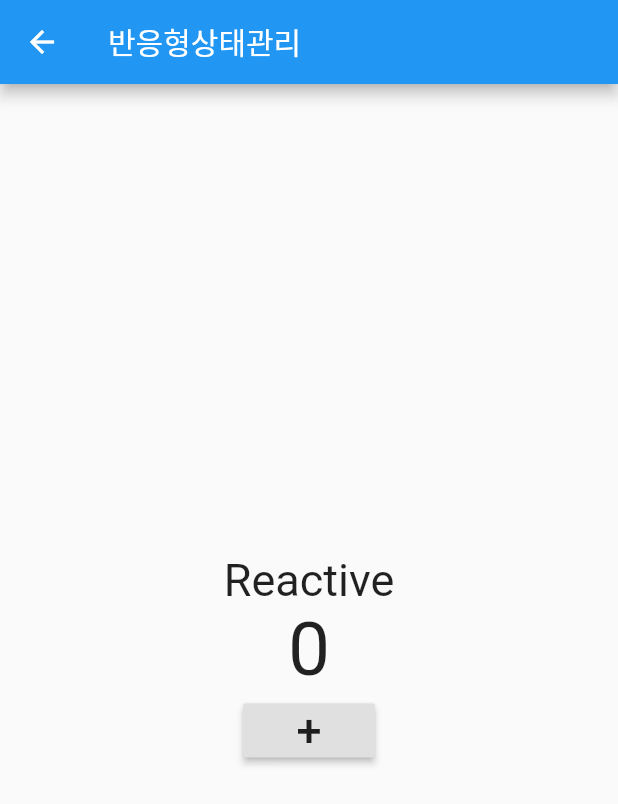
After one commit to s11verz/flutter_getX, a Flutter app: the screen it shows after launch, after a tap on "반응형상태관리", on a phone screen of 412 x 824 dp. The commit adds this screen. Shown: the top 804 px of the screen. Run offline on Flutter 3.47's test engine with Material 2 defaults, Android fonts, the phone set to English and light mode, and no system bars; our stand-ins replace get.

Commit message:
종속성 관리

```diff
--- /dev/null
+++ b/lib/src/controller/count_controller_with_reactive.dart
@@ -0,0 +1,9 @@
+import 'package:flutter/material.dart';
+import 'package:get/get.dart';
+
+class CountControllerWithReactive{
+  RxInt count=0.obs;
+  void increase(){
+    count++;
+  }
+}
--- a/lib/src/home.dart
+++ b/lib/src/home.dart
@@ -1,6 +1,7 @@
 // ignore_for_file: prefer_const_constructors
 import 'package:flutter/material.dart';
 import 'package:flutter_getx/src/pages/normal/first.dart';
+import 'package:flutter_getx/src/pages/reactive_state_manage_page.dart';
 import 'package:flutter_getx/src/pages/simple_state_manage_page.dart';
 import 'package:get/get.dart';
 
@@ -47,6 +48,12 @@ class Home extends StatelessWidget {
                 Get.to(SimpleStateManagePage());
               },
               child: Text('단순상태관리'),
+            ),
+            RaisedButton(
+              onPressed: () {
+                Get.to(ReactiveStateManagePage());
+              },
+              child: Text('반응형상태관리'),
             )
           ],
         ),
--- /dev/null
+++ b/lib/src/pages/reactive_state_manage_page.dart
@@ -0,0 +1,50 @@
+// ignore_for_file: prefer_const_constructors
+import 'package:flutter/material.dart';
+import 'package:flutter_getx/src/controller/count_controller_with_getx.dart';
+import 'package:flutter_getx/src/controller/count_controller_with_provider.dart';
+import 'package:flutter_getx/src/controller/count_controller_with_reactive.dart';
+import 'package:flutter_getx/src/pages/state/with_getx.dart';
+import 'package:flutter_getx/src/pages/state/with_provider.dart';
+import 'package:get/get.dart';
+import 'package:get/get_core/src/get_main.dart';
+import 'package:get/get_instance/src/extension_instance.dart';
+import 'package:get/get_state_manager/src/simple/get_state.dart';
+import 'package:provider/provider.dart';
+
+class ReactiveStateManagePage extends StatelessWidget {
+  const ReactiveStateManagePage({Key? key}) : super(key: key);
+
+  @override
+  Widget build(BuildContext context) {
+    Get.put(CountControllerWithReactive());
+
+    return Scaffold(
+      appBar: AppBar(
+        title: Text('반응형상태관리'),
+      ),
+      body: Center(
+        child: Column(
+          mainAxisAlignment: MainAxisAlignment.center,
+          children: [
+            Text(
+              'Reactive',
+              style: TextStyle(fontSize: 30),
+            ),
+            Obx(() => Text(
+                  "${Get.find<CountControllerWithReactive>().count.value}",
+                  style: TextStyle(fontSize: 50),
+                )),
+            RaisedButton(
+                child: Text(
+                  "+",
+                  style: TextStyle(fontSize: 30),
+                ),
+                onPressed: () {
+                  Get.find<CountControllerWithReactive>().increase();
+                })
+          ],
+        ),
+      ),
+    );
+  }
+}
```
